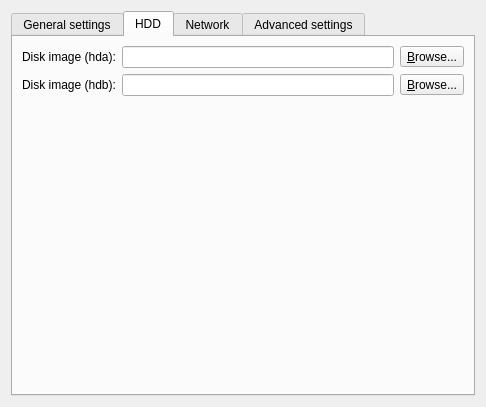
Before: the Qt Designer form gns3/modules/qemu/ui/qemu_vm_configuration_page.ui in GNS3/gns3-gui, drawn with Qt 5.
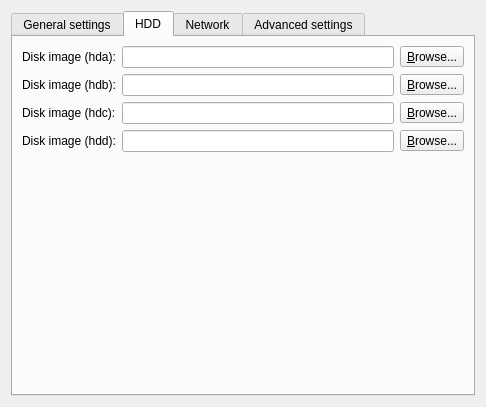
After: the same form once the commit is applied. The open tabs and pages were chosen to show the change.

Commit message: Support for HDC and HDD disk images in Qemu.

What changed in the file:
```diff
--- a/gns3/modules/qemu/ui/qemu_vm_configuration_page.ui
+++ b/gns3/modules/qemu/ui/qemu_vm_configuration_page.ui
@@ -170,7 +170,55 @@
          </item>
         </layout>
        </item>
-       <item row="2" column="0" colspan="2">
+       <item row="2" column="0">
+        <widget class="QLabel" name="uiHdcDiskImageLabel">
+         <property name="text">
+          <string>Disk image (hdc):</string>
+         </property>
+        </widget>
+       </item>
+       <item row="2" column="1">
+        <layout class="QHBoxLayout" name="horizontalLayout_9">
+         <item>
+          <widget class="QLineEdit" name="uiHdcDiskImageLineEdit"/>
+         </item>
+         <item>
+          <widget class="QToolButton" name="uiHdcDiskImageToolButton">
+           <property name="text">
+            <string>&amp;Browse...</string>
+           </property>
+           <property name="toolButtonStyle">
+            <enum>Qt::ToolButtonTextOnly</enum>
+           </property>
+          </widget>
+         </item>
+        </layout>
+       </item>
+       <item row="3" column="0">
+        <widget class="QLabel" name="uiHddDiskImageLabel">
+         <property name="text">
+          <string>Disk image (hdd):</string>
+         </property>
+        </widget>
+       </item>
+       <item row="3" column="1">
+        <layout class="QHBoxLayout" name="horizontalLayout_10">
+         <item>
+          <widget class="QLineEdit" name="uiHddDiskImageLineEdit"/>
+         </item>
+         <item>
+          <widget class="QToolButton" name="uiHddDiskImageToolButton">
+           <property name="text">
+            <string>&amp;Browse...</string>
+           </property>
+           <property name="toolButtonStyle">
+            <enum>Qt::ToolButtonTextOnly</enum>
+           </property>
+          </widget>
+         </item>
+        </layout>
+       </item>
+       <item row="4" column="0" colspan="2">
         <spacer name="spacer_3">
          <property name="orientation">
           <enum>Qt::Vertical</enum>
```
Left out of the diff: 2 changed lines with no effect on the pictures. The commit also changes 6 other files.
